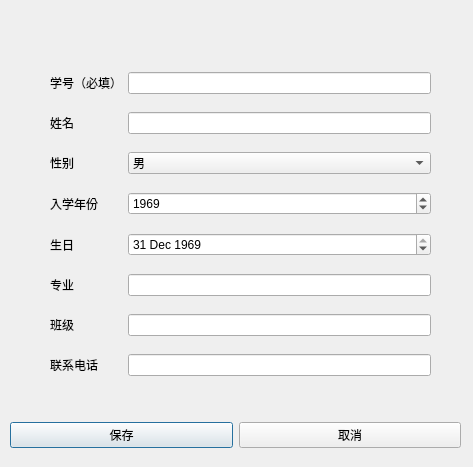
Mrlaolu/QtStudentDatabase, file dialog_addstu.ui: the form before one commit.
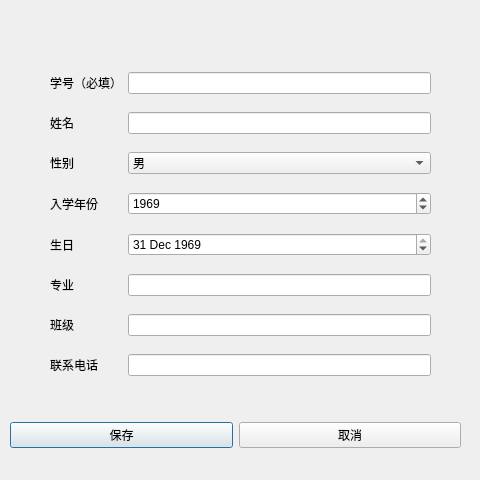
The form after the commit.

What changed in the file:
```diff
--- a/dialog_addstu.ui
+++ b/dialog_addstu.ui
@@ -6,8 +6,8 @@
    <rect>
     <x>0</x>
     <y>0</y>
-    <width>473</width>
-    <height>467</height>
+    <width>480</width>
+    <height>480</height>
    </rect>
   </property>
   <property name="windowTitle">
```
Left out of the diff: 4 changed lines with no effect on the pictures.
